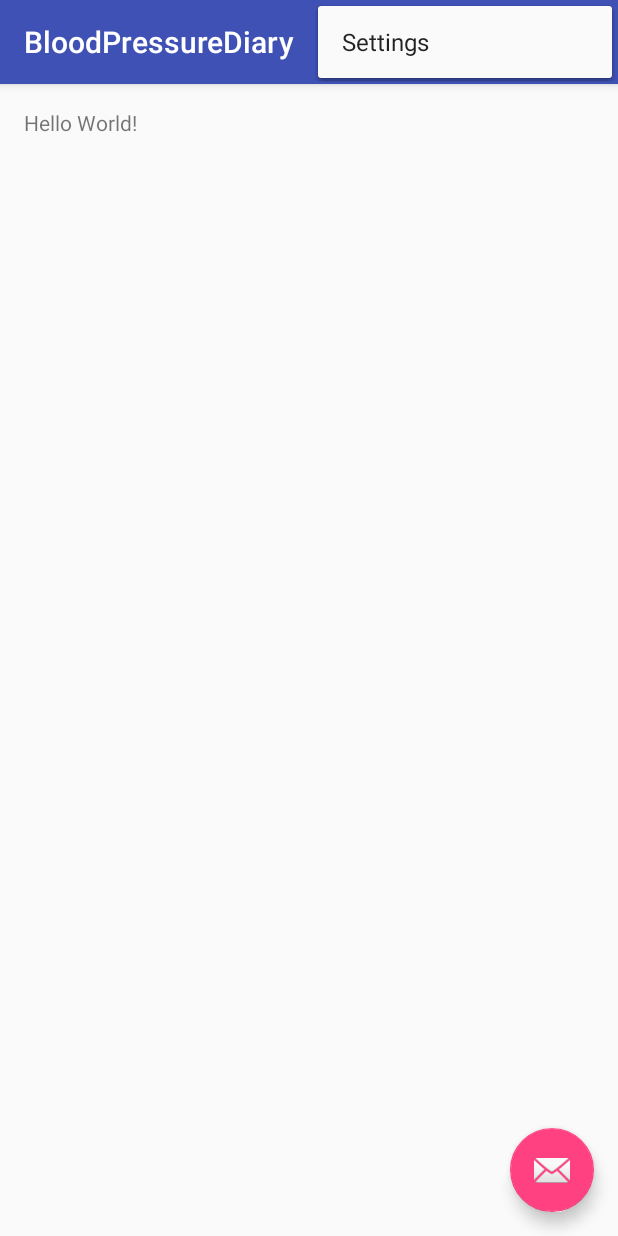
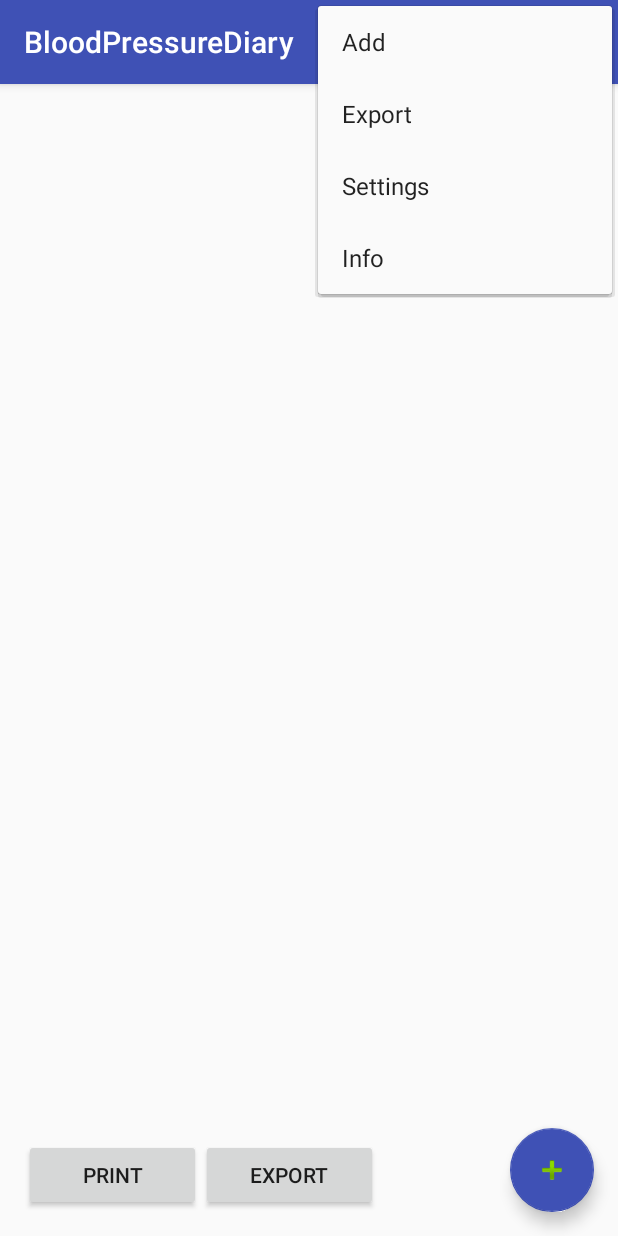
Before and after one commit to jzt-Tesla/BloodPressureDiary, an Android app: the screen it shows after launch (MainMenu), with the options menu open, on a phone screen of 412 x 824 dp. Run offline under Robolectric (Android 15) with nearby library versions, the phone set to English and light mode, and no system bars.

Commit message:
add some very basic GUI design elements.

```diff
--- a/app/src/main/res/layout/activity_main_menu.xml
+++ b/app/src/main/res/layout/activity_main_menu.xml
@@ -17,7 +17,8 @@
             android:layout_width="match_parent"
             android:layout_height="?attr/actionBarSize"
             android:background="?attr/colorPrimary"
-            app:popupTheme="@style/AppTheme.PopupOverlay" />
+            app:popupTheme="@style/AppTheme.PopupOverlay"
+            android:backgroundTint="@color/colorPrimary" />
 
     </android.support.design.widget.AppBarLayout>
 
@@ -29,6 +30,7 @@
         android:layout_height="wrap_content"
         android:layout_gravity="bottom|end"
         android:layout_margin="@dimen/fab_margin"
-        android:src="@android:drawable/ic_dialog_email" />
+        android:src="@android:drawable/ic_input_add"
+        app:backgroundTint="@color/colorPrimary" />
 
 </android.support.design.widget.CoordinatorLayout>
--- a/app/src/main/res/layout/content_main_menu.xml
+++ b/app/src/main/res/layout/content_main_menu.xml
@@ -12,8 +12,49 @@
     tools:context="de.asteromania.groehl.bloodpressurediary.MainMenu"
     tools:showIn="@layout/activity_main_menu">
 
-    <TextView
-        android:layout_width="wrap_content"
-        android:layout_height="wrap_content"
-        android:text="Hello World!" />
+    <LinearLayout
+        android:orientation="vertical"
+        android:layout_width="match_parent"
+        android:layout_height="match_parent"
+        android:layout_alignParentTop="true"
+        android:layout_alignParentLeft="true"
+        android:layout_alignParentStart="true"
+        android:weightSum="1">
+
+        <ListView
+            android:layout_width="wrap_content"
+            android:layout_height="290dp"
+            android:id="@+id/listView"
+            android:layout_marginTop="0dp"
+            android:layout_weight="0.9" />
+
+        <LinearLayout
+            android:orientation="horizontal"
+            android:layout_width="353dp"
+            android:layout_height="wrap_content"
+            android:layout_below="@+id/listView"
+            android:layout_alignParentLeft="true"
+            android:layout_alignParentStart="true"
+            android:gravity="bottom"
+            android:weightSum="1"
+            android:layout_weight="0.1">
+
+            <Button
+                android:layout_width="wrap_content"
+                android:layout_height="wrap_content"
+                android:text="@string/action_print"
+                android:id="@+id/button"
+                android:layout_weight="0.17"
+                android:clickable="true" />
+
+            <Button
+                android:layout_width="wrap_content"
+                android:layout_height="wrap_content"
+                android:text="@string/action_export"
+                android:id="@+id/button2"
+                android:layout_weight="0.17"
+                android:clickable="true" />
+        </LinearLayout>
+    </LinearLayout>
+
 </RelativeLayout>
--- a/app/src/main/res/menu/menu_main_menu.xml
+++ b/app/src/main/res/menu/menu_main_menu.xml
@@ -3,8 +3,23 @@
     xmlns:tools="http://schemas.android.com/tools"
     tools:context="de.asteromania.groehl.bloodpressurediary.MainMenu">
     <item
+        android:id="@+id/action_add"
+        android:orderInCategory="100"
+        android:title="@string/action_add"
+        app:showAsAction="never" />
+    <item
+        android:id="@+id/action_export"
+        android:orderInCategory="100"
+        android:title="@string/action_export"
+        app:showAsAction="never" />
+    <item
         android:id="@+id/action_settings"
         android:orderInCategory="100"
         android:title="@string/action_settings"
         app:showAsAction="never" />
+    <item
+        android:id="@+id/action_info"
+        android:orderInCategory="100"
+        android:title="@string/action_info"
+        app:showAsAction="never" />
 </menu>
--- a/app/src/main/res/values/colors.xml
+++ b/app/src/main/res/values/colors.xml
@@ -1,6 +1,6 @@
 <?xml version="1.0" encoding="utf-8"?>
 <resources>
-    <color name="colorPrimary">#3F51B5</color>
-    <color name="colorPrimaryDark">#303F9F</color>
+    <color name="colorPrimary">#3f51b5</color>
+    <color name="colorPrimaryDark">#303f9f</color>
     <color name="colorAccent">#FF4081</color>
 </resources>
--- a/app/src/main/res/values/strings.xml
+++ b/app/src/main/res/values/strings.xml
@@ -1,4 +1,8 @@
 <resources>
     <string name="app_name">BloodPressureDiary</string>
     <string name="action_settings">Settings</string>
+    <string name="action_print">Print</string>
+    <string name="action_info">Info</string>
+    <string name="action_add">Add</string>
+    <string name="action_export">Export</string>
 </resources>
```
